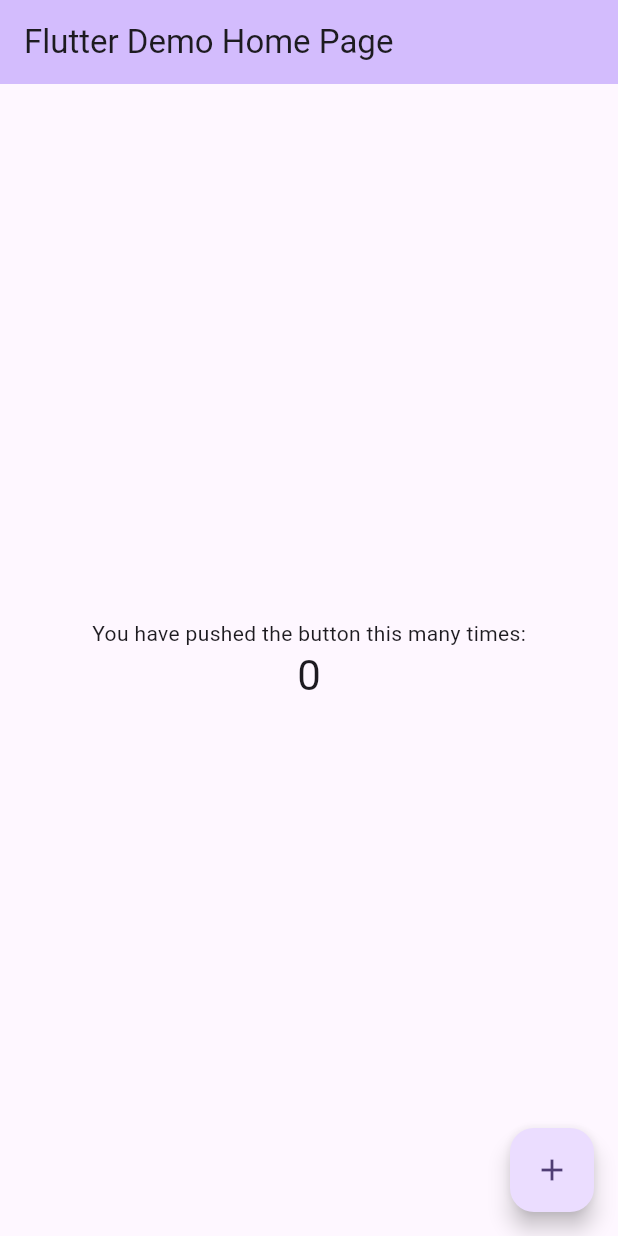
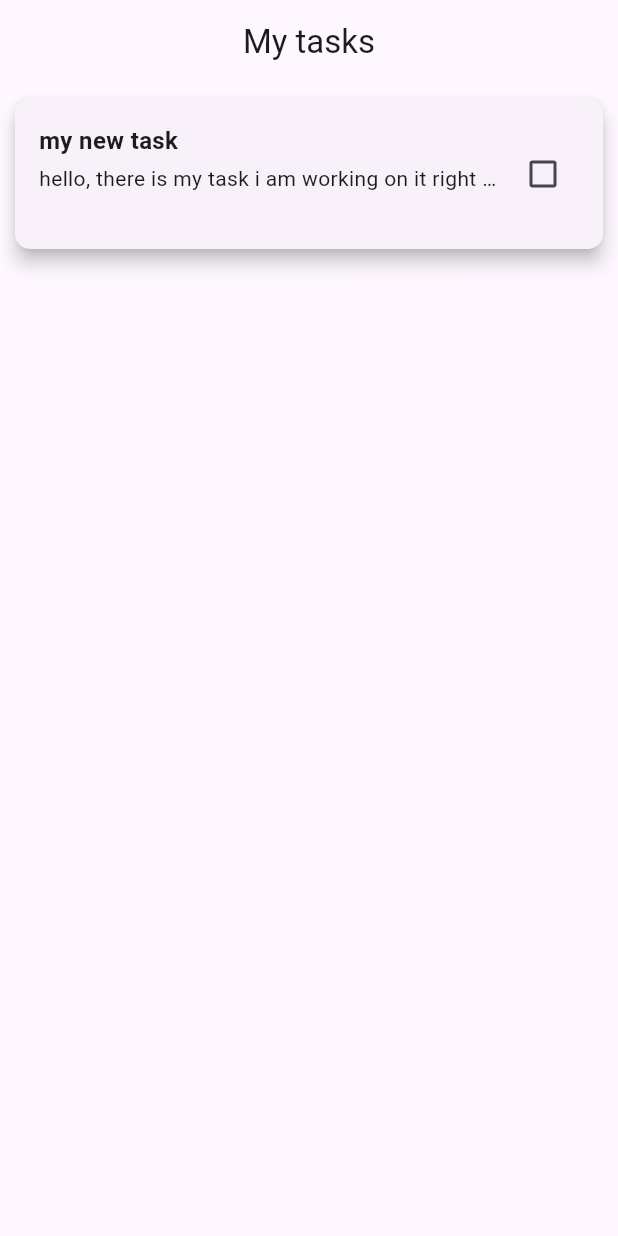
Before and after one commit to salemwhd/todo-app, a Flutter app: the screen it shows after launch, on a phone screen of 412 x 824 dp. Run offline on Flutter 3.47's test engine with Material 3 defaults, Android fonts, the phone set to English and light mode, and no system bars.

Commit message:
feat:created home screen, model class for task and task card to desplay the task in the home page

```diff
--- a/lib/main.dart
+++ b/lib/main.dart
@@ -1,4 +1,5 @@
 import 'package:flutter/material.dart';
+import 'package:todo_app/views/home_screen.dart';
 
 void main() {
   runApp(const MyApp());
@@ -31,7 +32,7 @@ class MyApp extends StatelessWidget {
         colorScheme: ColorScheme.fromSeed(seedColor: Colors.deepPurple),
         useMaterial3: true,
       ),
-      home: const MyHomePage(title: 'Flutter Demo Home Page'),
+      home: HomeScreen(),
     );
   }
 }
--- /dev/null
+++ b/lib/models/task_model.dart
@@ -0,0 +1,13 @@
+class TaskModel {
+  final String title;
+  final String description;
+  bool isCompleted;
+  final DateTime dateTime;
+
+  TaskModel({
+    required this.title,
+    required this.description,
+    this.isCompleted = false,
+    required this.dateTime,
+  });
+}
--- /dev/null
+++ b/lib/views/home_screen.dart
@@ -0,0 +1,23 @@
+import 'package:flutter/material.dart';
+import 'package:todo_app/models/task_model.dart';
+import 'package:todo_app/views/widget/task_card.dart';
+
+class HomeScreen extends StatelessWidget {
+  HomeScreen({super.key});
+  final TaskModel task = TaskModel(
+    title: 'my new task',
+    description: 'hello, there is my task i am working on it right now',
+    dateTime: DateTime.now(),
+  );
+  @override
+  Widget build(BuildContext context) {
+    return Scaffold(
+      appBar: AppBar(
+        title: const Center(
+          child: Text('My tasks'),
+        ),
+      ),
+      body: TaskCard(task: task),
+    );
+  }
+}
--- /dev/null
+++ b/lib/views/widget/task_card.dart
@@ -0,0 +1,54 @@
+import 'package:flutter/material.dart';
+import 'package:todo_app/models/task_model.dart';
+
+class TaskCard extends StatelessWidget {
+  const TaskCard({super.key, required this.task});
+  final TaskModel task;
+  @override
+  Widget build(BuildContext context) {
+    return Container(
+      height: 120,
+      child: Card(
+        elevation: 5.0,
+        margin: EdgeInsets.all(10.0),
+        shape: RoundedRectangleBorder(
+          borderRadius: BorderRadius.circular(10),
+        ),
+        child: Padding(
+          padding: const EdgeInsets.all(16.0),
+          child: Row(
+            children: [
+              Expanded(
+                child: Column(
+                  crossAxisAlignment: CrossAxisAlignment.start,
+                  children: [
+                    Text(
+                      task.title,
+                      style: const TextStyle(
+                        fontSize: 16,
+                        fontWeight: FontWeight.bold,
+                      ),
+                    ),
+                    const SizedBox(
+                      height: 4,
+                    ),
+                    Text(
+                      task.description,
+                      overflow: TextOverflow.ellipsis,
+                    ),
+                  ],
+                ),
+              ),
+              Checkbox(
+                value: task.isCompleted,
+                onChanged: (bool? newValue) {
+                  task.isCompleted = newValue!;
+                },
+              )
+            ],
+          ),
+        ),
+      ),
+    );
+  }
+}
```
